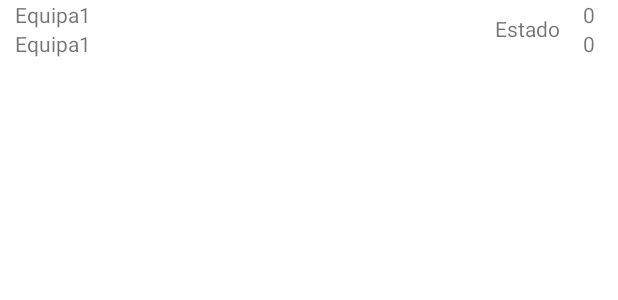
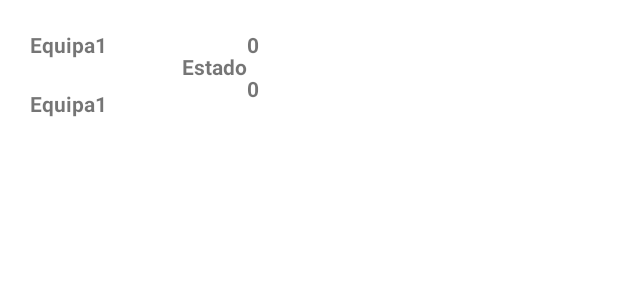
Before and after one commit to jmarqs99/Trabalho_CMU, an Android app: the layout item_jogo.xml on its own in the app's theme, with its tools: preview values and no code run, on a phone screen of 412 x 824 dp. Shown: the top 300 px of the screen. Run offline under Robolectric (Android 15) with nearby library versions, the phone set to English and light mode, and no system bars.

Commit message:
Classificaçao 1.0 + update lista de jogos

```diff
--- a/app/src/main/java/com/example/myapplication/API/Models_Jogo/Partida.java
+++ b/app/src/main/java/com/example/myapplication/API/Models_Jogo/Partida.java
@@ -16,5 +16,11 @@ public class Partida {
         this.query = query;
     }
 
+    public List<jogo> getData() {
+        return data;
+    }
 
+    public void setData(List<jogo> data) {
+        this.data = data;
+    }
 }
--- a/app/src/main/java/com/example/myapplication/API/Models_Jogo/jogo.java
+++ b/app/src/main/java/com/example/myapplication/API/Models_Jogo/jogo.java
@@ -161,4 +161,6 @@ public class jogo {
     public void setReferee_id(int referee_id) {
         this.referee_id = referee_id;
     }
+
+
 }
--- a/app/src/main/java/com/example/myapplication/API/Models_Jogo/venue.java
+++ b/app/src/main/java/com/example/myapplication/API/Models_Jogo/venue.java
@@ -4,7 +4,7 @@ public class venue {
 
     private int venue_id;
 
-    private int name;
+    private String name;
 
     private int capacity;
 
@@ -20,11 +20,11 @@ public class venue {
         this.venue_id = venue_id;
     }
 
-    public int getName() {
+    public String getName() {
         return name;
     }
 
-    public void setName(int name) {
+    public void setName(String name) {
         this.name = name;
     }
 
--- a/app/src/main/java/com/example/myapplication/ClassificacoesFragment.java
+++ b/app/src/main/java/com/example/myapplication/ClassificacoesFragment.java
@@ -1,6 +1,7 @@
 package com.example.myapplication;
 
 import android.annotation.SuppressLint;
+import android.app.ProgressDialog;
 import android.os.AsyncTask;
 import android.os.Bundle;
 import android.util.Log;
@@ -43,6 +44,8 @@ public class ClassificacoesFragment extends Fragment {
     @Override
     public View onCreateView(@NonNull LayoutInflater inflater, @Nullable ViewGroup container, @Nullable Bundle savedInstanceState) {
         final View v = inflater.inflate(R.layout.classificacoes_fragment, container, false);
+        final ProgressDialog dialog = ProgressDialog.show(getActivity(), "",
+                "A carregar dados...", true);
         mRecyclerView = v.findViewById(R.id.mRecyclerView);
         //mRecyclerView.setAdapter(mAdapter);
         mRecyclerView.setLayoutManager(new LinearLayoutManager(getActivity()));
@@ -66,6 +69,7 @@ public class ClassificacoesFragment extends Fragment {
                                 List<Equipa> equipas = getEquipas(classificacao);
                                 List<Equipa_item> equipas_items = constroiClassificacao(classificacao,equipas);
                                 mAdapter = new EquipaAdapter(getActivity(),equipas_items);
+                                dialog.dismiss();
                                 return mAdapter;
                             }
 
@@ -113,7 +117,6 @@ public class ClassificacoesFragment extends Fragment {
                     classificacao.getData().getStandings()[i].getOverall().getGoals_against());
             equipas.add(i,equipa);
         }
-
         return equipas;
     }
 }
--- a/app/src/main/java/com/example/myapplication/MenuPrincipalAtivity.java
+++ b/app/src/main/java/com/example/myapplication/MenuPrincipalAtivity.java
@@ -11,7 +11,6 @@ import android.view.MenuItem;
 
 import androidx.annotation.NonNull;
 import androidx.appcompat.app.AppCompatActivity;
-import androidx.room.Query;
 import androidx.room.Room;
 
 import com.example.myapplication.RecyclerView.EquipaAdapter;
@@ -27,7 +26,6 @@ import com.google.firebase.firestore.FirebaseFirestore;
 import java.util.List;
 
 import DB.Pergunta;
-import DB.PerguntasDAO;
 import DB.PerguntasDB;
 
 public class MenuPrincipalAtivity extends AppCompatActivity implements LogoutSelected, EditarDadosSelected {
@@ -161,7 +159,7 @@ public class MenuPrincipalAtivity extends AppCompatActivity implements LogoutSel
                         tr.commit();
                         break;
                     case R.id.jogos_live:
-                        JogosAoVivoFragment jogosAoVivo = new JogosAoVivoFragment();
+                        JogosFragment jogosAoVivo = new JogosFragment();
                         tr.replace(R.id.fragment2,jogosAoVivo);
                         tr.addToBackStack(null);
                         tr.commit();
--- a/app/src/main/res/layout/fragment_jogos_ao_vivo.xml
+++ b/app/src/main/res/layout/fragment_jogos_ao_vivo.xml
@@ -3,7 +3,7 @@
     xmlns:tools="http://schemas.android.com/tools"
     android:layout_width="match_parent"
     android:layout_height="match_parent"
-    tools:context=".JogosAoVivoFragment"
+    tools:context=".JogosFragment"
     android:orientation="vertical">
 
     <LinearLayout
--- a/app/src/main/res/layout/item_jogo.xml
+++ b/app/src/main/res/layout/item_jogo.xml
@@ -1,12 +1,14 @@
 <?xml version="1.0" encoding="utf-8"?>
-<LinearLayout
-    xmlns:android="http://schemas.android.com/apk/res/android" android:layout_width="match_parent"
-    android:layout_height="match_parent"
+<LinearLayout xmlns:android="http://schemas.android.com/apk/res/android"
+    android:layout_width="match_parent"
+    android:layout_height="wrap_content"
     android:orientation="horizontal">
 
     <LinearLayout
-            android:layout_width="330dp"
+        android:layout_width="wrap_content"
         android:layout_height="wrap_content"
+        android:layout_marginTop="10dp"
+        android:layout_marginBottom="10dp"
         android:orientation="vertical">
 
         <LinearLayout
@@ -24,12 +26,17 @@
                 android:id="@+id/equipa_casa"
                 android:layout_width="match_parent"
                 android:layout_height="wrap_content"
+                android:layout_marginLeft="10dp"
+                android:layout_marginTop="10dp"
+                android:gravity="center_vertical"
+                android:textStyle="bold"
                 android:text="Equipa1"></TextView>
         </LinearLayout>
 
         <LinearLayout
             android:layout_width="match_parent"
-                android:layout_height="match_parent">
+            android:layout_height="match_parent"
+            android:layout_marginTop="10dp">
 
             <ImageView
                 android:id="@+id/equipa_logo_fora"
@@ -42,6 +49,10 @@
                 android:id="@+id/equipa_fora"
                 android:layout_width="match_parent"
                 android:layout_height="wrap_content"
+                android:layout_marginLeft="10dp"
+                android:layout_marginTop="10dp"
+                android:textStyle="bold"
+                android:gravity="center_vertical"
                 android:text="Equipa1"></TextView>
         </LinearLayout>
 
@@ -50,36 +61,43 @@
 
     <LinearLayout
         android:layout_width="match_parent"
-        android:layout_height="wrap_content"
+        android:layout_height="match_parent"
+        android:layout_marginTop="10dp"
+        android:layout_marginBottom="10dp"
         android:orientation="horizontal">
 
         <TextView
+            android:id="@+id/estado_jogo"
             android:layout_width="wrap_content"
             android:layout_height="match_parent"
-            android:id="@+id/estado_jogo"
-            android:gravity="center_vertical"
+            android:layout_marginStart="50dp"
+            android:gravity="center_vertical|end"
+            android:textStyle="bold"
             android:text="Estado"></TextView>
 
         <LinearLayout
-            android:layout_width="match_parent"
-            android:layout_height="wrap_content"
-            android:gravity="center"
+            android:layout_width="wrap_content"
+            android:layout_height="match_parent"
+            android:layout_marginRight="20dp"
+            android:gravity="center|end"
             android:orientation="vertical">
 
             <TextView
                 android:id="@+id/golos_casa"
                 android:layout_width="wrap_content"
-                android:layout_height="match_parent"
+                android:layout_height="wrap_content"
+                android:textStyle="bold"
                 android:text="0" />
 
             <TextView
                 android:id="@+id/golos_fora"
                 android:layout_width="wrap_content"
                 android:layout_height="wrap_content"
+                android:layout_marginTop="10dp"
+                android:textStyle="bold"
                 android:text="0" />
         </LinearLayout>
     </LinearLayout>
 
 
-
 </LinearLayout>
```
Also changed, not shown: app/src/main/java/com/example/myapplication/API/SportsDataAPI.java (+5 -2 lines), app/src/main/java/com/example/myapplication/JogosFragment.java (renamed from app/src/main/java/com/example/myapplication/JogosAoVivoFragment.java, +39 -11 lines), app/src/main/java/com/example/myapplication/RecyclerView/Jogo_item.java (+13 -5 lines). Lines whose indentation alone changed are shown as unchanged.
